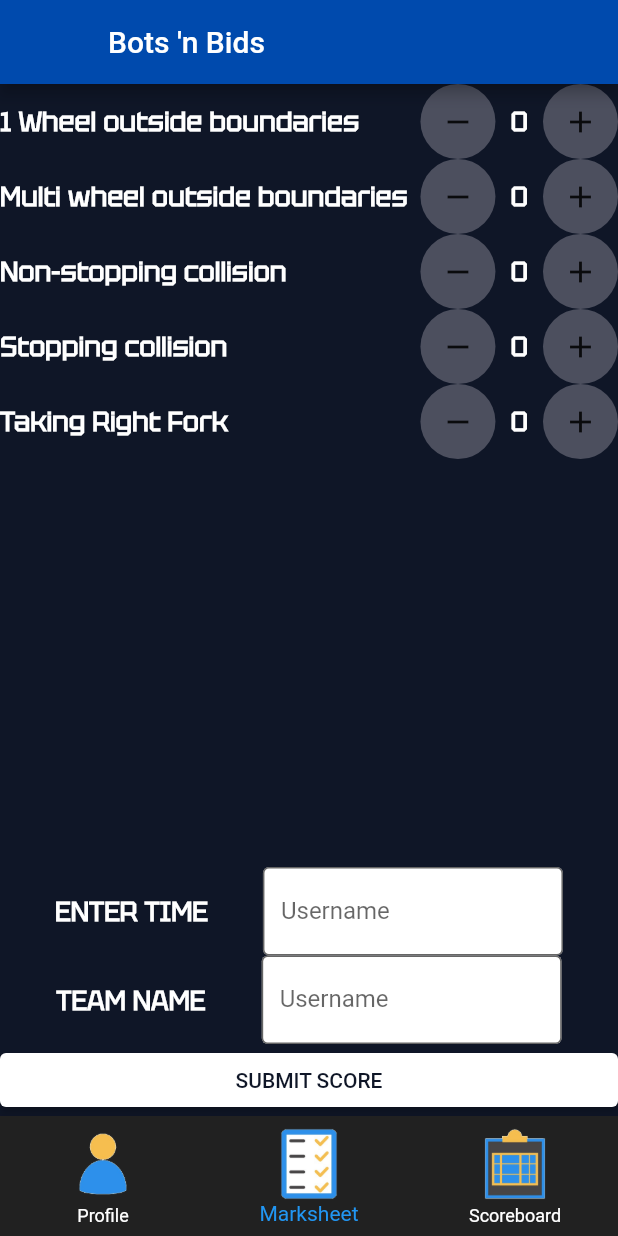
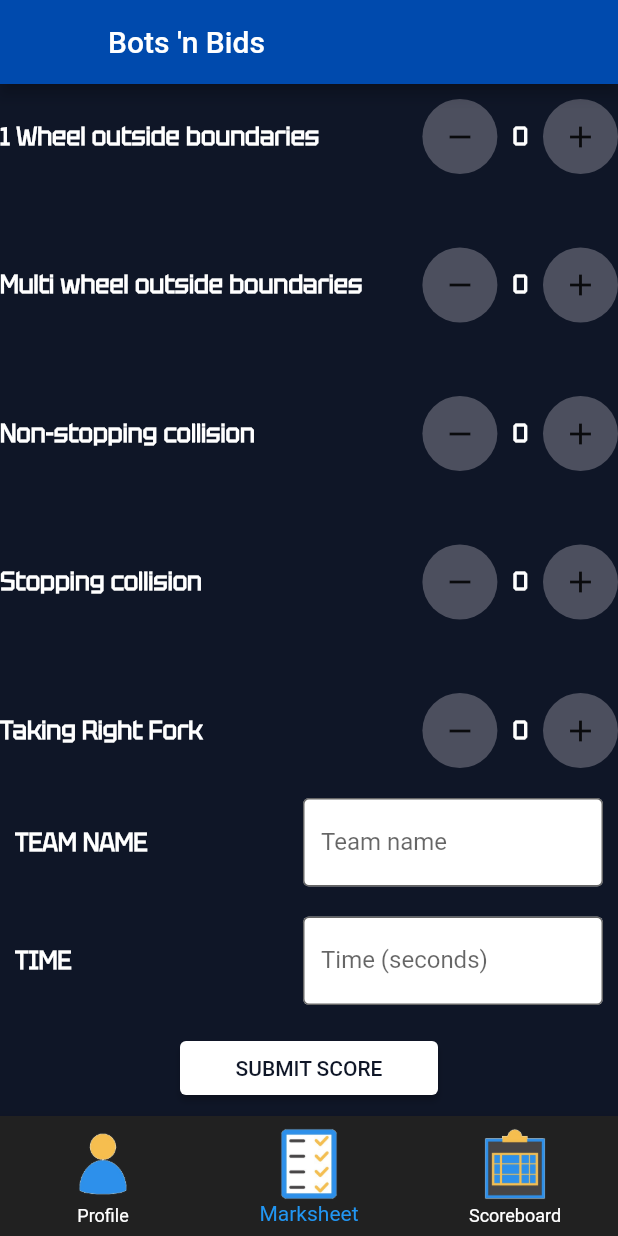
Before and after one commit to FarzadHayat/bots-n-bids, a Flutter app: the HomePage screen opened by its route, item 2 of the bottom bar chosen, after a tap on "SUBMIT SCORE", on a phone screen of 412 x 824 dp. Run offline on Flutter 3.47's test engine with Material 2 defaults, Android fonts, the phone set to English and light mode, and no system bars.

Commit message:
marksheet now submits and adds to scoreboard

```diff
--- a/lib/constants.dart
+++ b/lib/constants.dart
@@ -13,7 +13,7 @@ const kText = TextStyle(
 );
 
 const kTextPenaltyEntry = TextStyle(
-  fontSize: 18.0,
+  fontSize: 16.0,
   fontFamily: 'Tektur',
   color: Colors.white,
   fontWeight: FontWeight.bold,
--- a/lib/globals.dart
+++ b/lib/globals.dart
@@ -20,4 +20,12 @@ class Globals {
     password: 'password',
     memberType: Member.Judge,
   );
+
+  List<Team> getTeams() {
+    return teams;
+  }
+
+  void addTeam(Team team) {
+    teams.add(team);
+  }
 }
--- a/lib/marksheet_tab.dart
+++ b/lib/marksheet_tab.dart
@@ -1,6 +1,10 @@
 import 'package:bots_n_bids/constants.dart';
 import 'package:bots_n_bids/penalty_entry.dart';
+import 'package:bots_n_bids/team.dart';
 import 'package:flutter/material.dart';
+import 'package:flutter/services.dart';
+
+import 'globals.dart';
 
 class MarksheetPage extends StatefulWidget {
   const MarksheetPage({super.key});
@@ -18,14 +22,16 @@ class _MarksheetPageState extends State<MarksheetPage> {
     PenaltyEntry(label: 'Taking Right Fork', increment: -5),
   ];
 
-  final TextEditingController _textEditingController = TextEditingController();
+  final TextEditingController _timeController = TextEditingController();
   String _timeValue = '';
+  final TextEditingController _teamNameController = TextEditingController();
   String _teamNameValue = '';
 
   @override
   void dispose() {
     // Dispose the controller when the widget is disposed
-    _textEditingController.dispose();
+    _timeController.dispose();
+    _teamNameController.dispose();
     super.dispose();
   }
 
@@ -40,27 +46,33 @@ class _MarksheetPageState extends State<MarksheetPage> {
         crossAxisAlignment: CrossAxisAlignment.stretch,
         children: [
           Expanded(
+            child: Padding(
+              padding: const EdgeInsets.symmetric(vertical: 10.0),
               child: Column(
+                mainAxisAlignment: MainAxisAlignment.spaceBetween,
                 children: penalties,
               ),
             ),
-          Row(
-            mainAxisAlignment: MainAxisAlignment.spaceEvenly,
+          ),
+          Padding(
+            padding: const EdgeInsets.all(10.0),
+            child: Row(
+              mainAxisAlignment: MainAxisAlignment.spaceBetween,
               children: [
-              const Text('ENTER TIME', style: kTextPenaltyEntry),
+                const Text('TEAM NAME', style: kTextPenaltyEntry),
                 SizedBox(
                   width: 200.0,
                   child: TextField(
-                  controller: _textEditingController,
+                    controller: _teamNameController,
                     onChanged: (value) {
                       // Update the value whenever the text changes
                       setState(() {
-                      _timeValue = value;
+                        _teamNameValue = value;
                       });
                     },
                     decoration: const InputDecoration(
-                    hintText: 'Enter your username here',
-                    labelText: 'Username',
+                      hintText: 'Enter your team name',
+                      labelText: 'Team name',
                       border: OutlineInputBorder(),
                       filled: true,
                       fillColor: Colors.white,
@@ -69,23 +81,30 @@ class _MarksheetPageState extends State<MarksheetPage> {
                 ),
               ],
             ),
-          Row(
-            mainAxisAlignment: MainAxisAlignment.spaceEvenly,
+          ),
+          Padding(
+            padding: const EdgeInsets.all(10.0),
+            child: Row(
+              mainAxisAlignment: MainAxisAlignment.spaceBetween,
               children: [
-              const Text('TEAM NAME', style: kTextPenaltyEntry),
+                const Text('TIME', style: kTextPenaltyEntry),
                 SizedBox(
                   width: 200.0,
                   child: TextField(
-                  controller: _textEditingController,
+                    controller: _timeController,
                     onChanged: (value) {
                       // Update the value whenever the text changes
                       setState(() {
-                      _teamNameValue = value;
+                        _timeValue = value;
                       });
                     },
+                    keyboardType: TextInputType.number,
+                    inputFormatters: [
+                      FilteringTextInputFormatter.digitsOnly,
+                    ],
                     decoration: const InputDecoration(
-                    hintText: 'Enter your username here',
-                    labelText: 'Username',
+                      labelText: 'Time (seconds)',
+                      hintText: 'Enter your  here',
                       border: OutlineInputBorder(),
                       filled: true,
                       fillColor: Colors.white,
@@ -94,16 +113,31 @@ class _MarksheetPageState extends State<MarksheetPage> {
                 ),
               ],
             ),
-          ElevatedButton(
+          ),
+          Padding(
+            padding: const EdgeInsets.symmetric(
+              vertical: 8.0,
+              horizontal: 120.0,
+            ),
+            child: ElevatedButton(
               style: ButtonStyle(
                 backgroundColor:
                     MaterialStateProperty.resolveWith((states) => Colors.white),
               ),
-            onPressed: () {},
+              onPressed: () {
+                setState(() {
+                  Team team = Team(name: _teamNameValue);
+                  team.addLap(
+                      timeInSeconds: int.parse(_timeValue),
+                      penalties: penalties);
+                  Globals().addTeam(team);
+                });
+              },
               child: const Text(
                 'SUBMIT SCORE',
                 style: TextStyle(
                   color: kPrimaryColor,
+                ),
               ),
             ),
           ),
--- a/lib/scoreboard_tab.dart
+++ b/lib/scoreboard_tab.dart
@@ -1,5 +1,8 @@
 import 'package:bots_n_bids/constants.dart';
+import 'package:bots_n_bids/team.dart';
 import 'package:flutter/material.dart';
+
+import 'globals.dart';
 
 class ScoreboardPage extends StatefulWidget {
   const ScoreboardPage({super.key});
@@ -9,31 +12,7 @@ class ScoreboardPage extends StatefulWidget {
 }
 
 class _ScoreboardPageState extends State<ScoreboardPage> {
-  List<Map<String, dynamic>> competitors = [
-    {'teamName': 'John', 'lapTime': '1:23'},
-    {'teamName': 'Sarah', 'lapTime': '1:45'},
-    {'teamName': 'Michael', 'lapTime': '1:30'},
-    {'teamName': 'Michael', 'lapTime': '1:30'},
-    {'teamName': 'Michael', 'lapTime': '1:30'},
-    {'teamName': 'Michael', 'lapTime': '1:30'},
-    {'teamName': 'Michael', 'lapTime': '1:30'},
-    {'teamName': 'Michael', 'lapTime': '1:30'},
-    {'teamName': 'Michael', 'lapTime': '1:30'},
-    {'teamName': 'Michael', 'lapTime': '1:30'},
-    {'teamName': 'Michael', 'lapTime': '1:30'},
-    {'teamName': 'Michael', 'lapTime': '1:30'},
-    {'teamName': 'Michael', 'lapTime': '1:30'},
-    {'teamName': 'Michael', 'lapTime': '1:30'},
-    {'teamName': 'Michael', 'lapTime': '1:30'},
-    {'teamName': 'Michael', 'lapTime': '1:30'},
-    {'teamName': 'Michael', 'lapTime': '1:30'},
-    {'teamName': 'Michael', 'lapTime': '1:30'},
-    {'teamName': 'Michael', 'lapTime': '1:30'},
-    {'teamName': 'Michael', 'lapTime': '1:30'},
-    {'teamName': 'Michael', 'lapTime': '1:30'},
-    {'teamName': 'Michael', 'lapTime': '1:30'},
-    // Add more competitors as needed
-  ];
+  List<Team> teams = Globals().getTeams();
 
   @override
   Widget build(BuildContext context) {
@@ -51,15 +30,15 @@ class _ScoreboardPageState extends State<ScoreboardPage> {
           Text('Scoreboard', style: kTextBodyHeader),
           Expanded(
             child: ListView.builder(
-              itemCount: competitors.length,
+              itemCount: teams.length,
               itemBuilder: (context, index) {
-                final competitor = competitors[index];
+                final competitor = teams[index];
 
                 return ListTile(
                   leading: Text('${index + 1}', style: kText),
-                  title: Text(competitor['teamName'], style: kText),
-                  trailing:
-                      Text('Lap Time: ${competitor['lapTime']}', style: kText),
+                  title: Text(competitor.name, style: kText),
+                  trailing: Text('Lap Time: ${competitor.getLapTimeAsString()}',
+                      style: kText),
                 );
               },
             ),
--- a/lib/team.dart
+++ b/lib/team.dart
@@ -1,4 +1,6 @@
 import 'package:bots_n_bids/penalty_entry.dart';
+
+import 'dart:math';
 
 class Team {
   Team({required this.name});
@@ -25,4 +27,13 @@ class Team {
     return _lapTimes.reduce(
         (currentMax, element) => currentMax > element ? currentMax : element);
   }
+
+  String getLapTimeAsString() {
+    String minutes = (getBestLapTime() / 60).floor().toString();
+    String seconds = (getBestLapTime() % 60).toString();
+    if (seconds.length < 2) {
+      seconds = '0$seconds';
+    }
+    return '$minutes:$seconds';
+  }
 }
```
Lines whose indentation alone changed are shown as unchanged.
